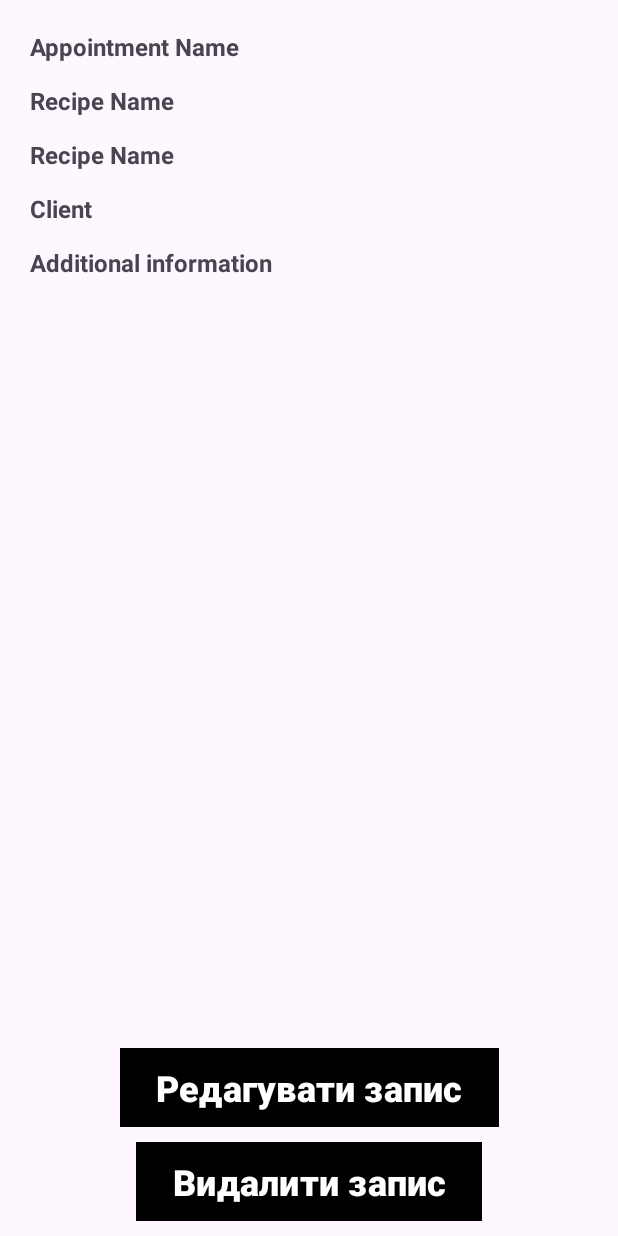
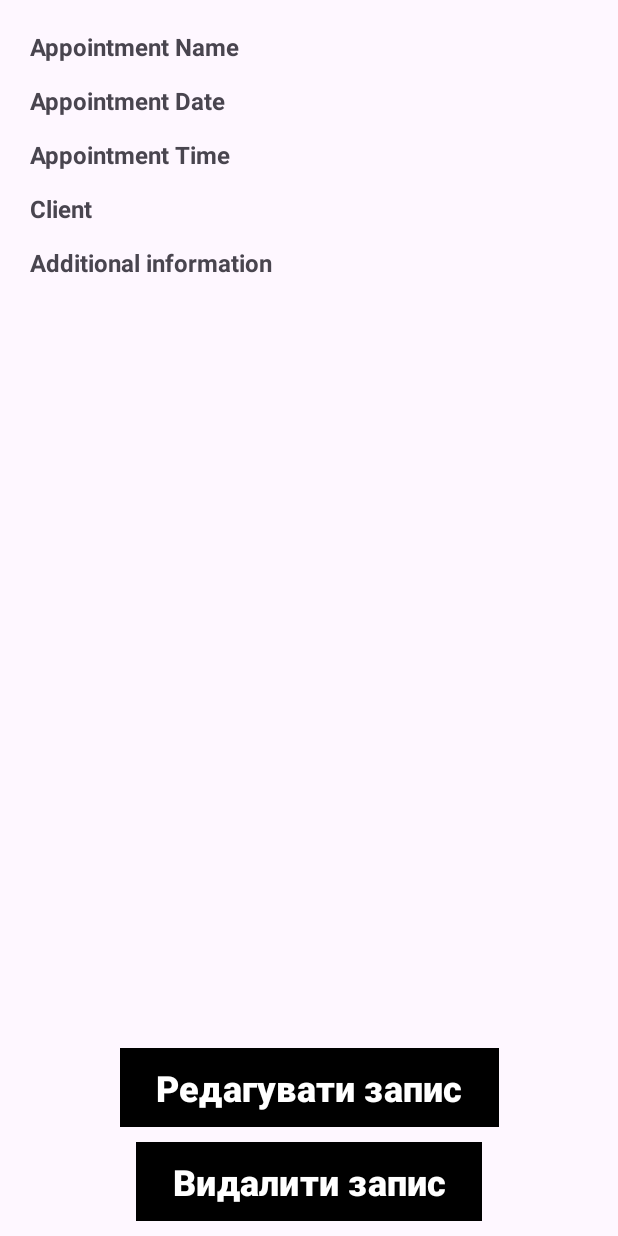
Before and after one commit to dymchenkko/khrtk_course_work_pi-420, an Android app built with Jetpack Compose: the AppointmentView screen opened directly, with no data from a screen before it, on a phone screen of 412 x 824 dp. Run offline under Robolectric (Android 15) with nearby library versions, the phone set to English and light mode, and no system bars; our stand-ins replace Firebase (no records; nobody signed in at launch, a user with empty details on screens opened directly); 1 statement that could not run was skipped.

```diff
--- a/app/src/main/java/com/example/cosmetologistmanager/MainActivity.kt
+++ b/app/src/main/java/com/example/cosmetologistmanager/MainActivity.kt
@@ -166,7 +166,7 @@ class MainActivity : AppCompatActivity() {
 
     @RequiresApi(Build.VERSION_CODES.O)
     @OnLifecycleEvent(Lifecycle.Event.ON_RESUME)
-    fun initializeCamera() {
+    fun Resume() {
         firebaseAuth = FirebaseAuth.getInstance()
         val items = mutableListOf<String>()
         dataArrayList = ArrayList<ListAppointmentData>()
--- a/app/src/main/res/layout/activity_appointment_view.xml
+++ b/app/src/main/res/layout/activity_appointment_view.xml
@@ -8,10 +8,11 @@
 
     <TextView
         android:id="@+id/appointment_name"
-        android:layout_width="wrap_content"
+        android:layout_width="match_parent"
         android:layout_height="wrap_content"
         android:layout_gravity="center"
         android:layout_marginTop="20dp"
+        android:layout_marginEnd="20dp"
         app:layout_constraintTop_toTopOf="parent"
         android:text="Appointment Name"
         android:layout_marginLeft="20dp"
@@ -21,12 +22,13 @@
 
     <TextView
         android:id="@+id/date_text_view"
-        android:layout_width="wrap_content"
+        android:layout_width="match_parent"
         android:layout_height="wrap_content"
         android:layout_gravity="center"
         android:layout_marginTop="14dp"
-        android:text="Recipe Name"
+        android:text="Appointment Date"
         android:layout_marginLeft="20dp"
+        android:layout_marginRight="20dp"
         app:layout_constraintLeft_toLeftOf="parent"
         android:textSize="16sp"
         android:textStyle="bold"
@@ -35,12 +37,13 @@
 
     <TextView
         android:id="@+id/time_text_view"
-        android:layout_width="wrap_content"
+        android:layout_width="match_parent"
         android:layout_height="wrap_content"
         android:layout_gravity="center"
         android:layout_marginTop="14dp"
-        android:text="Recipe Name"
+        android:text="Appointment Time"
         android:layout_marginLeft="20dp"
+        android:layout_marginRight="20dp"
         app:layout_constraintLeft_toLeftOf="parent"
         android:textSize="16sp"
         android:textStyle="bold"
@@ -49,12 +52,13 @@
 
     <TextView
         android:id="@+id/client_text_view"
-        android:layout_width="wrap_content"
+        android:layout_width="match_parent"
         android:layout_height="wrap_content"
         android:layout_gravity="center"
         android:layout_marginTop="14dp"
         android:text="Client"
         android:layout_marginLeft="20dp"
+        android:layout_marginRight="20dp"
         app:layout_constraintLeft_toLeftOf="parent"
         android:textSize="16sp"
         android:textStyle="bold"
@@ -63,12 +67,13 @@
 
     <TextView
         android:id="@+id/additional_information_text_view"
-        android:layout_width="wrap_content"
+        android:layout_width="match_parent"
         android:layout_height="wrap_content"
         android:layout_gravity="center"
         android:layout_marginTop="14dp"
         android:text="Additional information"
         android:layout_marginLeft="20dp"
+        android:layout_marginRight="20dp"
         app:layout_constraintLeft_toLeftOf="parent"
         android:textSize="16sp"
         android:textStyle="bold"
```
Also changed, not shown: app/src/main/java/com/example/cosmetologistmanager/ClientView.kt (+5 -5 lines), app/src/main/java/com/example/cosmetologistmanager/ListClientsAppointmentAdapter.kt (added, +33 -0 lines), app/src/main/java/com/example/cosmetologistmanager/ListClientsAppointmentData.kt (added, +11 -0 lines), app/src/main/java/com/example/cosmetologistmanager/NewAppointmentActivity.kt (+32 -0 lines), app/src/main/res/layout/list_item_clients_appointment.xml (added, +64 -0 lines).
